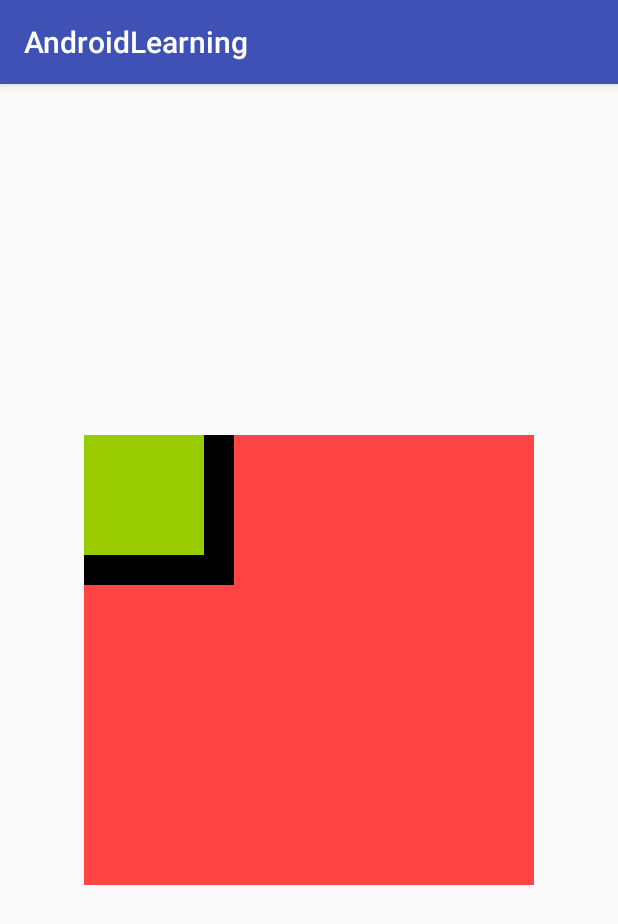
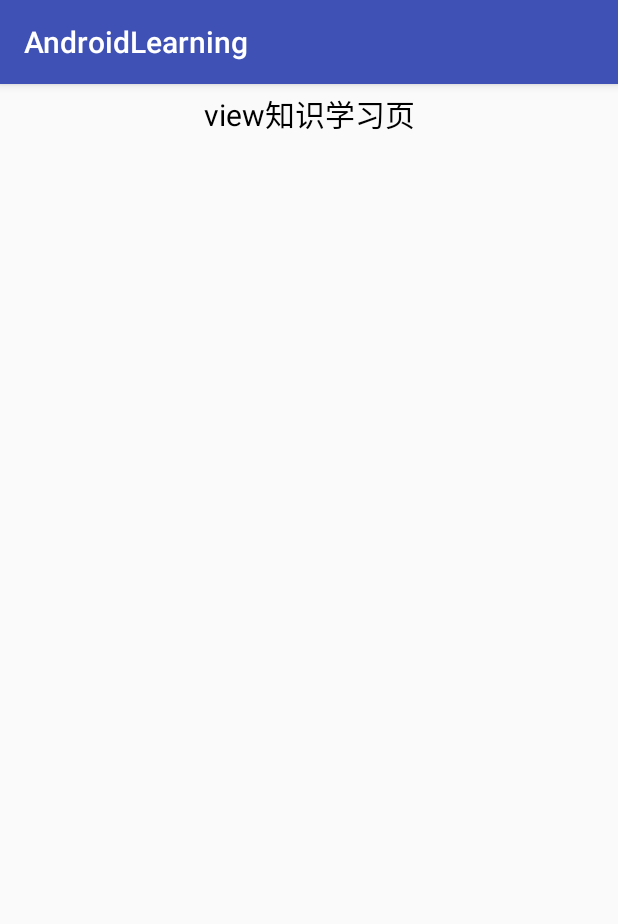
Before and after one commit to x1876631/AndroidLearning, an Android app: the screen it shows after launch (MainActivity), on a phone screen of 412 x 824 dp. Shown: the top 924 px of the screen. Run offline under Robolectric (Android 15) with nearby library versions, the phone set to English and light mode, and no system bars.

Commit message:
增加自定义view学习类circleView

```diff
--- a/app/src/main/java/com/xuye/androidlearning/MainActivity.java
+++ b/app/src/main/java/com/xuye/androidlearning/MainActivity.java
@@ -1,51 +1,29 @@
 package com.xuye.androidlearning;
 
+import android.content.Intent;
 import android.os.Bundle;
 import android.support.v7.app.AppCompatActivity;
 import android.view.View;
-
-import viewLearning.ScrollTestView;
+import android.widget.TextView;
 
 public class MainActivity extends AppCompatActivity {
-
-    private ScrollTestView mScrollTestView;
-    private View mTestView;
 
     @Override
     protected void onCreate(Bundle savedInstanceState) {
         super.onCreate(savedInstanceState);
         setContentView(R.layout.activity_main);
-
+        initView();
     }
 
-    private void scrollTest() {
-//        initScrollTestView();
-//        setTestScroller();
-//        setScrollAnimator();
-    }
-
-//    private void initScrollTestView() {
-//        mScrollTestView = (ScrollTestView) findViewById(R.id.ScrollTestView);
-//        mTestView = findViewById(R.id.testView);
-//    }
-
-    private void setTestScroller() {
-        if (mScrollTestView != null) {
-            mScrollTestView.setOnClickListener(new View.OnClickListener() {
+    private void initView() {
+        TextView viewLearningButton = (TextView) findViewById(R.id.view_learning_button);
+        if (viewLearningButton != null) {
+            viewLearningButton.setOnClickListener(new View.OnClickListener() {
                 @Override
                 public void onClick(View v) {
-                    mScrollTestView.smoothScrollWithScroller(MainActivity.this, ScrollTestView.SCROLL_LENGTH, 0);
+                    startActivity(new Intent(MainActivity.this, ViewLearningActivity.class));
                 }
             });
         }
     }
-
-    private void setScrollAnimator() {
-        mScrollTestView.setOnClickListener(new View.OnClickListener() {
-            @Override
-            public void onClick(View v) {
-                mScrollTestView.smoothScrollWithAnimator(mTestView, ScrollTestView.SCROLL_LENGTH);
-            }
-        });
-    }
 }
--- a/app/src/main/res/layout/activity_main.xml
+++ b/app/src/main/res/layout/activity_main.xml
@@ -7,47 +7,13 @@
     android:layout_height="match_parent"
     tools:context="com.xuye.androidlearning.MainActivity">
 
-    <!--随手滑动的view-->
-    <!--<viewLearning.FollowHandView-->
-    <!--android:layout_width="100dp"-->
-    <!--android:layout_height="100dp"-->
-    <!--android:layout_centerInParent="true"-->
-    <!--android:background="@android:color/holo_red_light"-->
-    <!--/>-->
-
-    <!--<viewLearning.ScrollTestView-->
-    <!--android:id="@+id/ScrollTestView"-->
-    <!--android:layout_width="300dp"-->
-    <!--android:layout_height="300dp"-->
-    <!--android:layout_centerInParent="true"-->
-    <!--android:background="@android:color/holo_red_light"-->
-    <!--&gt;-->
-    <!--<TextView-->
-    <!--android:id="@+id/testView"-->
-    <!--android:layout_height="wrap_content"-->
-    <!--android:layout_width="wrap_content"-->
-    <!--android:background="@android:color/holo_green_light"-->
-    <!--android:text="测试view"-->
-    <!--/>-->
-    <!--</viewLearning.ScrollTestView>-->
-
-    <viewLearning.DispatchTestViewGroup
-        android:layout_width="300dp"
-        android:layout_height="300dp"
-        android:layout_centerInParent="true"
-        android:background="@android:color/holo_red_light"
-        >
-
-        <viewLearning.DispatchTestView2
-            android:layout_width="100dp"
-            android:layout_height="100dp"
-            android:background="@android:color/black"
-            />
-
-        <viewLearning.DispatchTestView
-            android:layout_width="80dp"
-            android:layout_height="80dp"
-            android:background="@android:color/holo_green_light"
-            />
-    </viewLearning.DispatchTestViewGroup>
+    <TextView
+        android:id="@+id/view_learning_button"
+        android:layout_width="match_parent"
+        android:layout_height="40dp"
+        android:gravity="center"
+        android:text="@string/main_jump_view_learning"
+        android:textColor="@android:color/black"
+        android:textSize="20sp"
+        />
 </RelativeLayout>
--- a/app/src/main/res/values/strings.xml
+++ b/app/src/main/res/values/strings.xml
@@ -1,3 +1,5 @@
 <resources>
     <string name="app_name">AndroidLearning</string>
+
+    <string name="main_jump_view_learning">view知识学习页</string>
 </resources>
```
Also changed, not shown: app/src/main/AndroidManifest.xml (+11 -1 lines), app/src/main/java/com/xuye/androidlearning/ViewLearningActivity.java (added, +55 -0 lines), app/src/main/java/viewLearning/CircleView.java (added, +46 -0 lines), app/src/main/res/layout/activity_view_learning.xml (added, +60 -0 lines).
